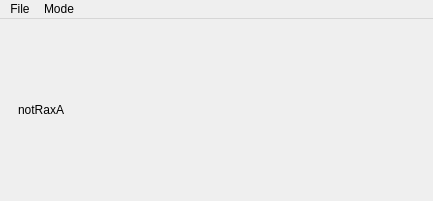
Above: gui_layout.ui from PeterDulworth/PhyloVis before the change. Below: the same form after it.
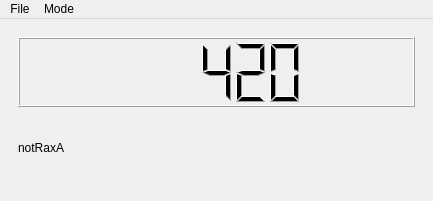
That is the form after the change. The open tabs and pages were chosen to show the change.

The edit to the form file:
```diff
--- a/gui_layout.ui
+++ b/gui_layout.ui
@@ -221,13 +221,20 @@
         </widget>
         <widget class="QWidget" name="inputPageNotRaxA">
          <layout class="QGridLayout" name="gridLayout_2">
-          <item row="0" column="0">
+          <item row="1" column="0">
            <widget class="QLabel" name="label">
             <property name="text">
              <string>notRaxA</string>
             </property>
            </widget>
           </item>
+          <item row="0" column="0">
+           <widget class="QLCDNumber" name="lcdNumber">
+            <property name="intValue" stdset="0">
+             <number>420</number>
+            </property>
+           </widget>
+          </item>
          </layout>
         </widget>
         <widget class="QWidget" name="inputPageNotRaxB">
```
Left out of the diff: 18 changed lines with no effect on the pictures.
